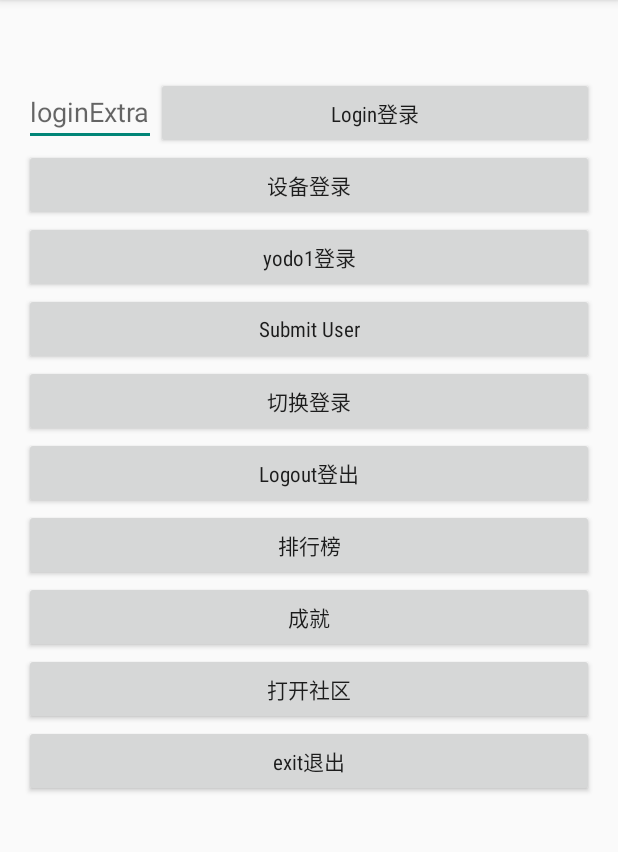
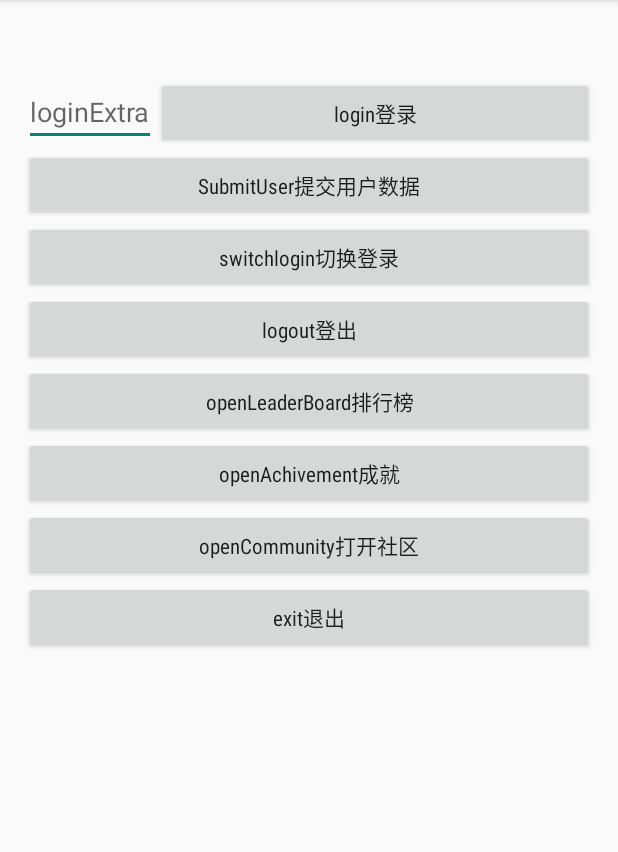
Before and after one commit to Yodo1Games/Yodo1-Suit-SDK-Android-Demo, an Android app: the fragment FragmentLogin shown on its own in the app's theme, on a phone screen of 412 x 824 dp, the part 84-936 px from its top. Run offline under Robolectric (Android 15) with nearby library versions, the phone set to English and light mode, and no system bars; libraries missing offline, so code that uses them is left out: com.yodo1.android, com.yodo1.sdk; 4 statements that could not run were skipped.

```diff
--- a/app/src/main/res/layout/fragment_login.xml
+++ b/app/src/main/res/layout/fragment_login.xml
@@ -38,31 +38,16 @@
                     android:layout_width="fill_parent"
                     android:layout_height="wrap_content"
                     android:fontFamily="sans-serif-condensed"
-                    android:text="Login登录"
+                    android:text="login登录"
                     android:textAllCaps="false" />
             </LinearLayout>
-
-            <Button
-                android:id="@+id/btn_account_devicelogin"
-                android:layout_width="fill_parent"
-                android:layout_height="wrap_content"
-                android:fontFamily="sans-serif-condensed"
-                android:text="设备登录"
-                android:textAllCaps="false" />
-            <Button
-                android:id="@+id/btn_account_yodo1login"
-                android:layout_width="fill_parent"
-                android:layout_height="wrap_content"
-                android:fontFamily="sans-serif-condensed"
-                android:text="yodo1登录"
-                android:textAllCaps="false" />
 
             <Button
                 android:id="@+id/btn_account_submit_user"
                 android:layout_width="fill_parent"
                 android:layout_height="wrap_content"
                 android:fontFamily="sans-serif-condensed"
-                android:text="Submit User"
+                android:text="SubmitUser提交用户数据"
                 android:textAllCaps="false" />
 
 
@@ -71,14 +56,15 @@
                 android:layout_width="fill_parent"
                 android:layout_height="wrap_content"
                 android:fontFamily="sans-serif-condensed"
-                android:text="切换登录" />
+                android:text="switchlogin切换登录"
+                android:textAllCaps="false" />
 
             <Button
                 android:id="@+id/btn_account_logout"
                 android:layout_width="fill_parent"
                 android:layout_height="wrap_content"
                 android:fontFamily="sans-serif-condensed"
-                android:text="Logout登出"
+                android:text="logout登出"
                 android:textAllCaps="false" />
 
             <Button
@@ -86,7 +72,7 @@
                 android:layout_width="fill_parent"
                 android:layout_height="wrap_content"
                 android:fontFamily="sans-serif-condensed"
-                android:text="排行榜"
+                android:text="openLeaderBoard排行榜"
                 android:textAllCaps="false" />
 
             <Button
@@ -94,7 +80,7 @@
                 android:layout_width="fill_parent"
                 android:layout_height="wrap_content"
                 android:fontFamily="sans-serif-condensed"
-                android:text="成就"
+                android:text="openAchivement成就"
                 android:textAllCaps="false" />
 
             <Button
@@ -102,7 +88,7 @@
                 android:layout_width="fill_parent"
                 android:layout_height="wrap_content"
                 android:fontFamily="sans-serif-condensed"
-                android:text="打开社区"
+                android:text="openCommunity打开社区"
                 android:textAllCaps="false" />
 
 
--- a/app/src/main/res/values/dimens.xml
+++ /dev/null
@@ -1,6 +0,0 @@
-<resources>
-    <!-- Default screen margins, per the Android Design guidelines. -->
-    <dimen name="activity_horizontal_margin">0dp</dimen> <!-- 16dp -->
-    <dimen name="activity_vertical_margin">0dp</dimen>
-    <dimen name="fab_margin">0dp</dimen>
-</resources>
```
Also changed, not shown: app/src/main/java/com/yodo1/demo/FragmentLogin.java (+3 -26 lines), app/src/main/res/layout/fragment_pay.xml (+6 -4 lines), app/src/main/res/values/facebook_ids.xml (deleted, +0 -18 lines), app/src/main/res/values/ids.xml (+1 -33 lines), app/src/main/res/values/strings.xml (deleted, +0 -55 lines), app/src/main/res/values/v_config.xml (deleted, +0 -72 lines).
